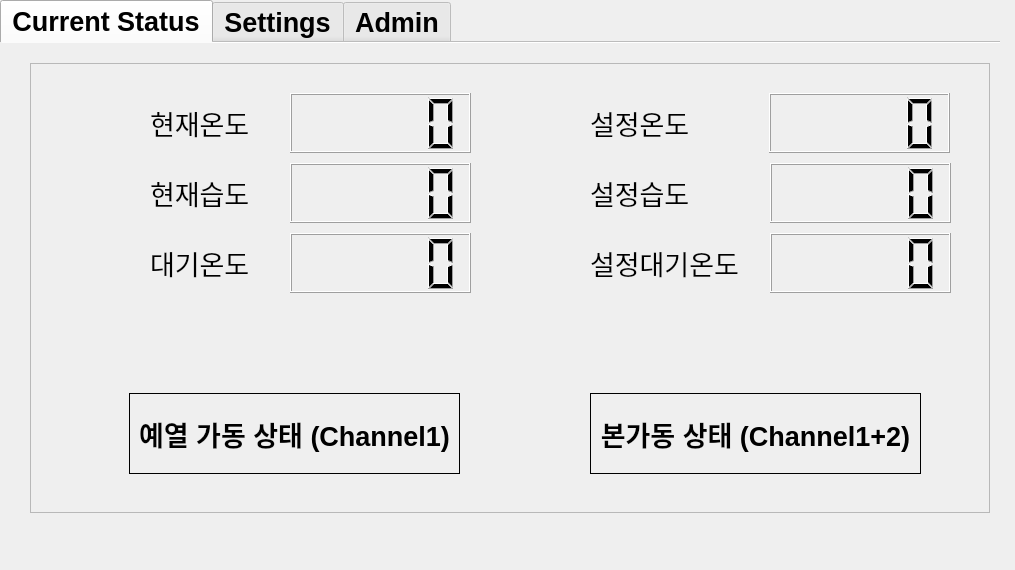
Before: the Qt Designer form SMRS_r_pi.ui in quilp007/SMRS, drawn with Qt 5.
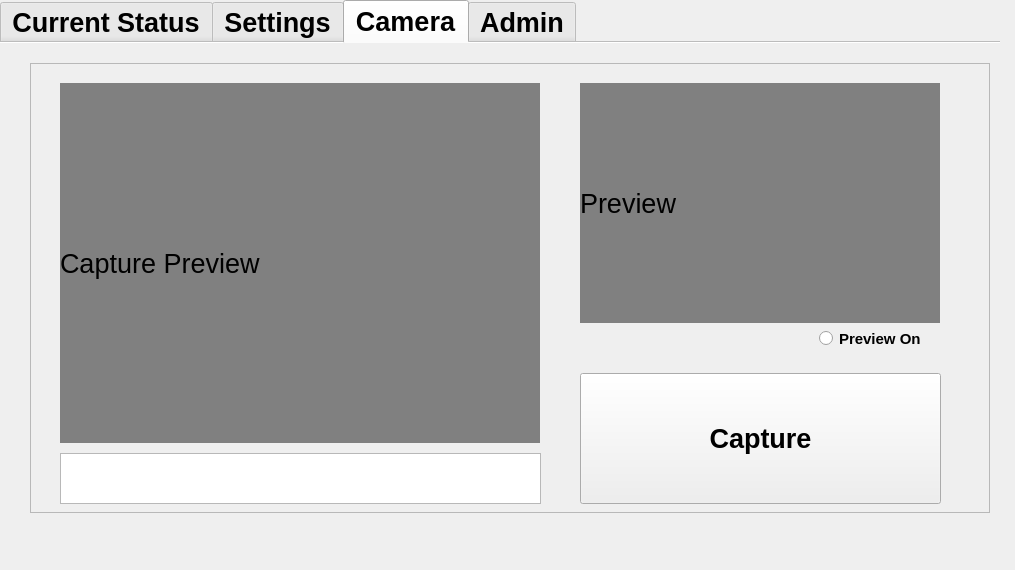
After: the same form once the commit is applied. Icons and pictures are not drawn.

Commit message: - add cam preview, capture - add icon image

```diff
--- a/SMRS_r_pi.ui
+++ b/SMRS_r_pi.ui
@@ -71,7 +71,7 @@
     <enum>QTabWidget::Rounded</enum>
    </property>
    <property name="currentIndex">
-    <number>0</number>
+    <number>2</number>
    </property>
    <property name="iconSize">
     <size>
@@ -840,6 +840,150 @@
      </widget>
     </widget>
    </widget>
+   <widget class="QWidget" name="Camera">
+    <attribute name="icon">
+     <iconset>
+      <normaloff>icon/camera.png</normaloff>icon/camera.png</iconset>
+    </attribute>
+    <attribute name="title">
+     <string>Camera</string>
+    </attribute>
+    <widget class="QFrame" name="frame_3">
+     <property name="geometry">
+      <rect>
+       <x>30</x>
+       <y>20</y>
+       <width>960</width>
+       <height>450</height>
+      </rect>
+     </property>
+     <property name="font">
+      <font>
+       <pointsize>20</pointsize>
+      </font>
+     </property>
+     <property name="frameShape">
+      <enum>QFrame::StyledPanel</enum>
+     </property>
+     <property name="frameShadow">
+      <enum>QFrame::Raised</enum>
+     </property>
+     <widget class="QPushButton" name="btn_capture">
+      <property name="geometry">
+       <rect>
+        <x>550</x>
+        <y>310</y>
+        <width>361</width>
+        <height>131</height>
+       </rect>
+      </property>
+      <property name="font">
+       <font>
+        <pointsize>20</pointsize>
+       </font>
+      </property>
+      <property name="text">
+       <string>Capture</string>
+      </property>
+     </widget>
+     <widget class="QLabel" name="label_cam">
+      <property name="geometry">
+       <rect>
+        <x>550</x>
+        <y>20</y>
+        <width>360</width>
+        <height>240</height>
+       </rect>
+      </property>
+      <property name="autoFillBackground">
+       <bool>false</bool>
+      </property>
+      <property name="styleSheet">
+       <string notr="true">background-color: rgb(128, 128, 128)</string>
+      </property>
+      <property name="text">
+       <string>Preview</string>
+      </property>
+     </widget>
+     <widget class="QLabel" name="label_cam_2">
+      <property name="geometry">
+       <rect>
+        <x>30</x>
+        <y>20</y>
+        <width>480</width>
+        <height>360</height>
+       </rect>
+      </property>
+      <property name="autoFillBackground">
+       <bool>false</bool>
+      </property>
+      <property name="styleSheet">
+       <string notr="true">background-color: rgb(128, 128, 128)</string>
+      </property>
+      <property name="text">
+       <string>Capture Preview</string>
+      </property>
+     </widget>
+     <widget class="QTextEdit" name="textEdit">
+      <property name="geometry">
+       <rect>
+        <x>30</x>
+        <y>390</y>
+        <width>481</width>
+        <height>51</height>
+       </rect>
+      </property>
+      <property name="font">
+       <font>
+        <pointsize>10</pointsize>
+       </font>
+      </property>
+     </widget>
+     <widget class="QRadioButton" name="rb_preview">
+      <property name="geometry">
+       <rect>
+        <x>789</x>
+        <y>260</y>
+        <width>121</width>
+        <height>31</height>
+       </rect>
+      </property>
+      <property name="font">
+       <font>
+        <pointsize>11</pointsize>
+       </font>
+      </property>
+      <property name="text">
+       <string>Preview On</string>
+      </property>
+     </widget>
+     <widget class="QLabel" name="label_cam_3">
+      <property name="geometry">
+       <rect>
+        <x>550</x>
+        <y>20</y>
+        <width>360</width>
+        <height>240</height>
+       </rect>
+      </property>
+      <property name="autoFillBackground">
+       <bool>false</bool>
+      </property>
+      <property name="styleSheet">
+       <string notr="true">background-color: rgb(128, 128, 128)</string>
+      </property>
+      <property name="text">
+       <string>Preview</string>
+      </property>
+     </widget>
+     <zorder>label_cam_3</zorder>
+     <zorder>btn_capture</zorder>
+     <zorder>label_cam</zorder>
+     <zorder>label_cam_2</zorder>
+     <zorder>textEdit</zorder>
+     <zorder>rb_preview</zorder>
+    </widget>
+   </widget>
    <widget class="QWidget" name="admin">
     <attribute name="icon">
      <iconset>
```
Left out of the diff: 8 changed lines with no effect on the pictures. The commit also changes 13 other files.
